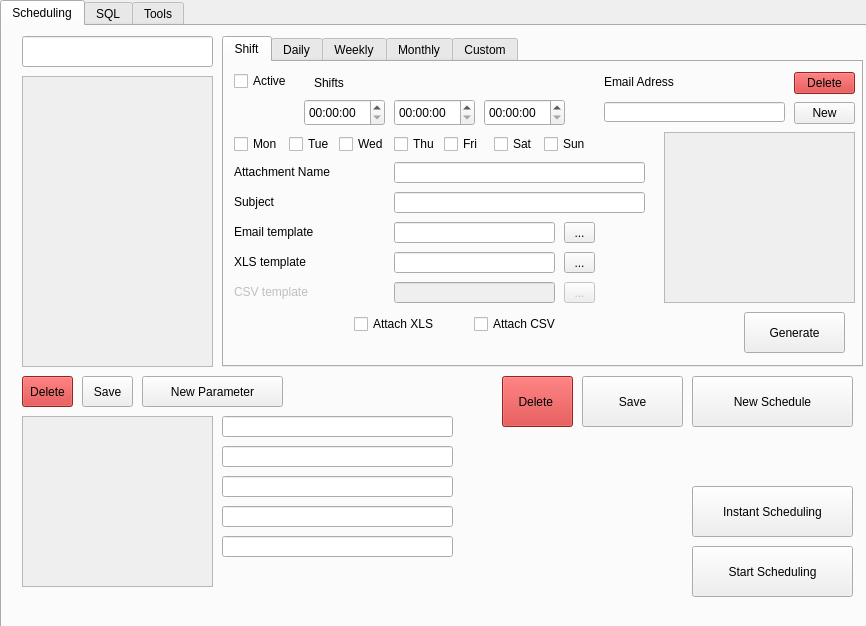
Old version of the form reporter.ui in the repository Davebudil/reporter.
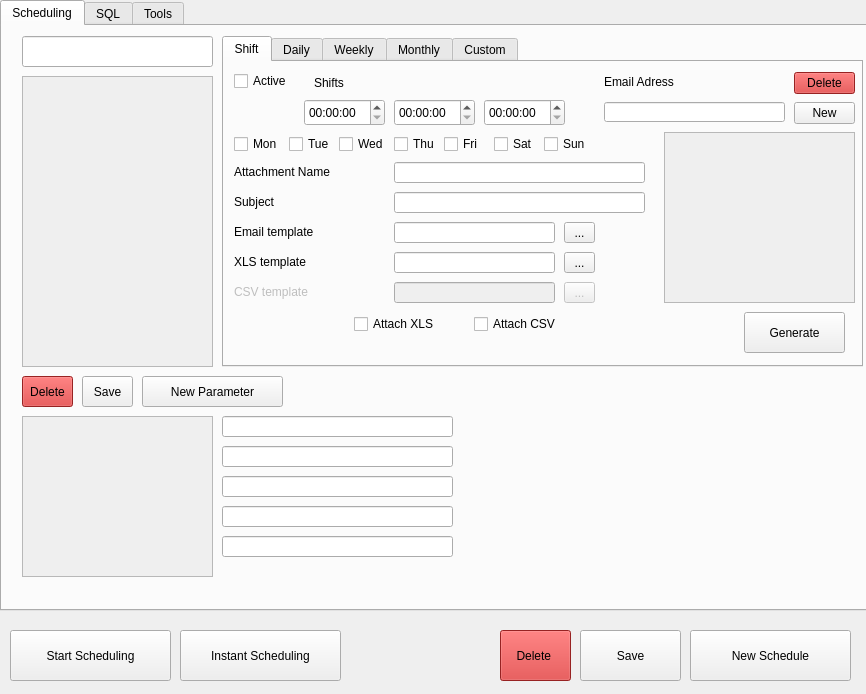
New version of the form.

Commit message: Small QOL changes, easier to read UI, generating html xls files.

Patch:
```diff
--- a/reporter.ui
+++ b/reporter.ui
@@ -7,19 +7,19 @@
     <x>0</x>
     <y>0</y>
     <width>866</width>
-    <height>626</height>
+    <height>694</height>
    </rect>
   </property>
   <property name="minimumSize">
    <size>
     <width>866</width>
-    <height>626</height>
+    <height>694</height>
    </size>
   </property>
   <property name="maximumSize">
    <size>
     <width>866</width>
-    <height>626</height>
+    <height>694</height>
    </size>
   </property>
   <property name="windowTitle">
@@ -38,7 +38,7 @@
       <x>0</x>
       <y>0</y>
       <width>871</width>
-      <height>631</height>
+      <height>611</height>
      </rect>
     </property>
     <property name="styleSheet">
@@ -173,12 +173,15 @@
          <x>20</x>
          <y>40</y>
          <width>191</width>
-         <height>171</height>
+         <height>161</height>
         </rect>
        </property>
        <property name="styleSheet">
         <string notr="true"/>
        </property>
+       <property name="horizontalScrollBarPolicy">
+        <enum>Qt::ScrollBarAlwaysOff</enum>
+       </property>
        <property name="widgetResizable">
         <bool>true</bool>
        </property>
@@ -188,7 +191,7 @@
           <x>0</x>
           <y>0</y>
           <width>189</width>
-          <height>169</height>
+          <height>159</height>
          </rect>
         </property>
         <property name="styleSheet">
@@ -2326,19 +2329,6 @@
        </widget>
       </widget>
      </widget>
-     <widget class="QToolButton" name="saveScheduling">
-      <property name="geometry">
-       <rect>
-        <x>580</x>
-        <y>350</y>
-        <width>101</width>
-        <height>51</height>
-       </rect>
-      </property>
-      <property name="text">
-       <string>Save</string>
-      </property>
-     </widget>
      <widget class="QScrollArea" name="scrollSchedule">
       <property name="geometry">
        <rect>
@@ -2373,35 +2363,6 @@
        </layout>
       </widget>
      </widget>
-     <widget class="QToolButton" name="deleteScheduling">
-      <property name="geometry">
-       <rect>
-        <x>500</x>
-        <y>350</y>
-        <width>71</width>
-        <height>51</height>
-       </rect>
-      </property>
-      <property name="styleSheet">
-       <string notr="true">background-color: #d32f2f;</string>
-      </property>
-      <property name="text">
-       <string>Delete </string>
-      </property>
-     </widget>
-     <widget class="QToolButton" name="newScheduling">
-      <property name="geometry">
-       <rect>
-        <x>690</x>
-        <y>350</y>
-        <width>161</width>
-        <height>51</height>
-       </rect>
-      </property>
-      <property name="text">
-       <string>New Schedule</string>
-      </property>
-     </widget>
      <widget class="QLineEdit" name="scheduleName">
       <property name="geometry">
        <rect>
@@ -2412,32 +2373,6 @@
        </rect>
       </property>
      </widget>
-     <widget class="QToolButton" name="toolButton_4">
-      <property name="geometry">
-       <rect>
-        <x>690</x>
-        <y>460</y>
-        <width>161</width>
-        <height>51</height>
-       </rect>
-      </property>
-      <property name="text">
-       <string>Instant Scheduling</string>
-      </property>
-     </widget>
-     <widget class="QToolButton" name="startTImer">
-      <property name="geometry">
-       <rect>
-        <x>690</x>
-        <y>520</y>
-        <width>161</width>
-        <height>51</height>
-       </rect>
-      </property>
-      <property name="text">
-       <string>Start Scheduling</string>
-      </property>
-     </widget>
     </widget>
     <widget class="QWidget" name="SQL">
      <attribute name="title">
@@ -2837,6 +2772,74 @@
      </widget>
     </widget>
    </widget>
+   <widget class="QToolButton" name="deleteScheduling">
+    <property name="geometry">
+     <rect>
+      <x>500</x>
+      <y>630</y>
+      <width>71</width>
+      <height>51</height>
+     </rect>
+    </property>
+    <property name="styleSheet">
+     <string notr="true">background-color: #d32f2f;</string>
+    </property>
+    <property name="text">
+     <string>Delete </string>
+    </property>
+   </widget>
+   <widget class="QToolButton" name="saveScheduling">
+    <property name="geometry">
+     <rect>
+      <x>580</x>
+      <y>630</y>
+      <width>101</width>
+      <height>51</height>
+     </rect>
+    </property>
+    <property name="text">
+     <string>Save</string>
+    </property>
+   </widget>
+   <widget class="QToolButton" name="newScheduling">
+    <property name="geometry">
+     <rect>
+      <x>690</x>
+      <y>630</y>
+      <width>161</width>
+      <height>51</height>
+     </rect>
+    </property>
+    <property name="text">
+     <string>New Schedule</string>
+    </property>
+   </widget>
+   <widget class="QToolButton" name="startTImer">
+    <property name="geometry">
+     <rect>
+      <x>10</x>
+      <y>630</y>
+      <width>161</width>
+      <height>51</height>
+     </rect>
+    </property>
+    <property name="text">
+     <string>Start Scheduling</string>
+    </property>
+   </widget>
+   <widget class="QToolButton" name="toolButton_4">
+    <property name="geometry">
+     <rect>
+      <x>180</x>
+      <y>630</y>
+      <width>161</width>
+      <height>51</height>
+     </rect>
+    </property>
+    <property name="text">
+     <string>Instant Scheduling</string>
+    </property>
+   </widget>
   </widget>
  </widget>
  <layoutdefault spacing="6" margin="11"/>
```
Left out of the diff: 14 changed lines with no effect on the pictures. The commit also changes 4 other files.
